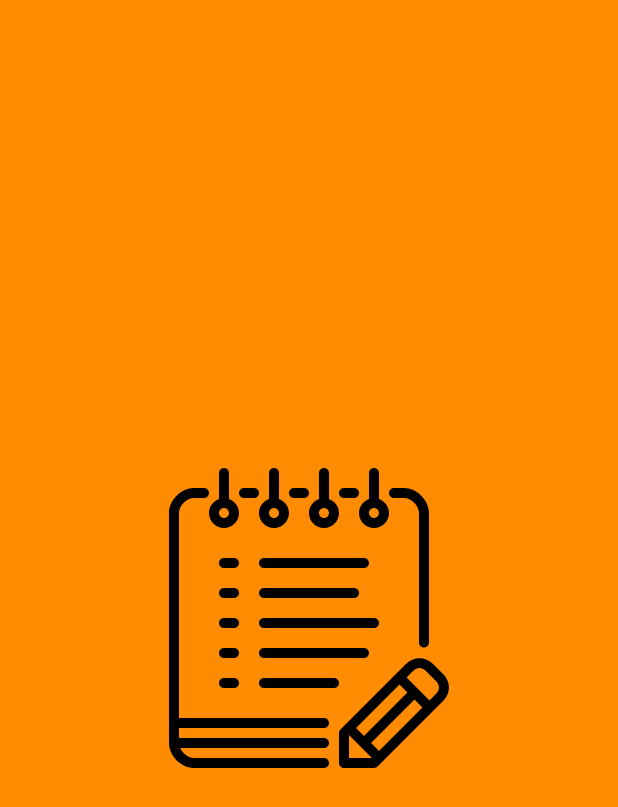
After one commit to vastyl/AK7MT, an Android app: the SplashScreen screen opened directly, with no data from a screen before it, on a phone screen of 412 x 824 dp. The commit adds this screen. Shown: the top 807 px of the screen. Run offline under Robolectric (Android 15) with nearby library versions, the phone set to English and light mode, and no system bars.

Commit message:
splashscreen

```diff
--- a/app/src/main/AndroidManifest.xml
+++ b/app/src/main/AndroidManifest.xml
@@ -17,16 +17,24 @@
             android:exported="true"
             android:label="@string/app_name"
             android:theme="@style/Theme.NoteApp.NoActionBar">
+            <meta-data
+                android:name="android.app.lib_name"
+                android:value="" />
+        </activity>
+        <activity
+            android:name=".SplashScreen"
+            android:exported="false"
+            android:theme="@style/Theme.AppCompat.Light.NoActionBar">
+            <meta-data
+                android:name="android.app.lib_name"
+                android:value="" />
             <intent-filter>
                 <action android:name="android.intent.action.MAIN" />
 
                 <category android:name="android.intent.category.LAUNCHER" />
             </intent-filter>
+        </activity>
 
-            <meta-data
-                android:name="android.app.lib_name"
-                android:value="" />
-        </activity>
     </application>
 
 </manifest>
--- /dev/null
+++ b/app/src/main/java/com/example/noteapp/SplashScreen.kt
@@ -0,0 +1,25 @@
+package com.example.noteapp
+
+import android.content.Intent
+import androidx.appcompat.app.AppCompatActivity
+import android.os.Bundle
+import android.os.Handler
+import android.os.Looper
+import android.view.WindowManager
+import kotlinx.coroutines.delay
+
+class SplashScreen : AppCompatActivity() {
+    override fun onCreate(savedInstanceState: Bundle?) {
+        super.onCreate(savedInstanceState)
+        setContentView(R.layout.activity_splash_screen)
+
+        supportActionBar?.hide()
+
+        val handler = Handler(Looper.getMainLooper())
+        handler.postDelayed({
+            val intent = Intent(this, MainActivity::class.java)
+            startActivity(intent)
+            finish()
+        }, 3000)
+    }
+}
--- /dev/null
+++ b/app/src/main/res/drawable/notes.xml
@@ -0,0 +1,66 @@
+<vector xmlns:android="http://schemas.android.com/apk/res/android"
+    android:width="800dp"
+    android:height="800dp"
+    android:viewportWidth="512"
+    android:viewportHeight="512">
+  <path
+      android:pathData="M179.18,170.67h170.67c4.72,0 8.53,-3.82 8.53,-8.53c0,-4.71 -3.81,-8.53 -8.53,-8.53H179.18c-4.71,0 -8.53,3.82 -8.53,8.53C170.65,166.84 174.47,170.67 179.18,170.67z"
+      android:fillColor="#000000"/>
+  <path
+      android:pathData="M484.75,351.5l-17.07,-17.07c-13.12,-13.12 -33.09,-13.09 -46.2,0L309.68,446.23c-1.6,1.6 -2.5,3.77 -2.5,6.03v51.2c0,4.71 3.81,8.53 8.53,8.53h51.2c2.27,0 4.44,-0.9 6.03,-2.5l111.8,-111.8C498.35,384.1 498.35,365.1 484.75,351.5zM410.45,369.6l13.53,13.53l-74.14,74.14l-13.53,-13.53L410.45,369.6zM324.25,494.93v-39.13l39.13,39.13H324.25zM375.45,482.87l-13.53,-13.53l74.14,-74.14l13.52,13.53L375.45,482.87zM472.69,385.63l-11.03,11.03l-39.13,-39.13l11.03,-11.03c6.76,-6.75 15.29,-6.77 22.07,0l17.07,17.07C479.59,370.48 479.59,378.73 472.69,385.63z"
+      android:fillColor="#000000"/>
+  <path
+      android:pathData="M315.72,51.2h17.07c4.72,0 8.53,-3.82 8.53,-8.53c0,-4.71 -3.81,-8.53 -8.53,-8.53h-17.07c-4.72,0 -8.53,3.82 -8.53,8.53C307.18,47.38 311,51.2 315.72,51.2z"
+      android:fillColor="#000000"/>
+  <path
+      android:pathData="M366.92,102.4c14.11,0 25.6,-11.49 25.6,-25.6c0,-11.11 -7.16,-20.49 -17.07,-24.03V8.53c0,-4.71 -3.81,-8.53 -8.53,-8.53s-8.53,3.82 -8.53,8.53V52.77c-9.91,3.54 -17.07,12.92 -17.07,24.03C341.32,90.91 352.8,102.4 366.92,102.4zM366.92,68.27c4.71,0 8.53,3.83 8.53,8.53c0,4.7 -3.82,8.53 -8.53,8.53s-8.53,-3.83 -8.53,-8.53C358.38,72.1 362.21,68.27 366.92,68.27z"
+      android:fillColor="#000000"/>
+  <path
+      android:pathData="M179.18,221.87h153.6c4.72,0 8.53,-3.82 8.53,-8.53c0,-4.71 -3.81,-8.53 -8.53,-8.53h-153.6c-4.71,0 -8.53,3.82 -8.53,8.53C170.65,218.04 174.47,221.87 179.18,221.87z"
+      android:fillColor="#000000"/>
+  <path
+      android:pathData="M401.05,51.2h17.07c12.44,0 25.6,13.16 25.6,25.6v221.16c0,4.71 3.81,8.53 8.53,8.53s8.53,-3.82 8.53,-8.53V76.8c0,-21.93 -20.74,-42.67 -42.67,-42.67h-17.07c-4.72,0 -8.53,3.82 -8.53,8.53C392.52,47.38 396.33,51.2 401.05,51.2z"
+      android:fillColor="#000000"/>
+  <path
+      android:pathData="M281.58,102.4c14.11,0 25.6,-11.49 25.6,-25.6c0,-11.11 -7.16,-20.49 -17.07,-24.03V8.53c0,-4.71 -3.81,-8.53 -8.53,-8.53c-4.72,0 -8.53,3.82 -8.53,8.53V52.77c-9.91,3.54 -17.07,12.92 -17.07,24.03C255.98,90.91 267.47,102.4 281.58,102.4zM281.58,68.27c4.71,0 8.53,3.83 8.53,8.53c0,4.7 -3.82,8.53 -8.53,8.53s-8.53,-3.83 -8.53,-8.53C273.05,72.1 276.87,68.27 281.58,68.27z"
+      android:fillColor="#000000"/>
+  <path
+      android:pathData="M375.45,264.53c0,-4.71 -3.81,-8.53 -8.53,-8.53H179.18c-4.71,0 -8.53,3.82 -8.53,8.53c0,4.71 3.82,8.53 8.53,8.53h187.73C371.64,273.07 375.45,269.24 375.45,264.53z"
+      android:fillColor="#000000"/>
+  <path
+      android:pathData="M179.18,307.2c-4.71,0 -8.53,3.82 -8.53,8.53s3.82,8.53 8.53,8.53h170.67c4.72,0 8.53,-3.82 8.53,-8.53s-3.81,-8.53 -8.53,-8.53H179.18z"
+      android:fillColor="#000000"/>
+  <path
+      android:pathData="M281.58,443.73c4.72,0 8.53,-3.82 8.53,-8.53s-3.81,-8.53 -8.53,-8.53H34.12V76.8c0,-12.44 13.16,-25.6 25.6,-25.6h17.07c4.71,0 8.53,-3.82 8.53,-8.53c0,-4.71 -3.82,-8.53 -8.53,-8.53H59.72c-21.93,0 -42.67,20.74 -42.67,42.67v392.53c0,21.93 20.74,42.67 42.67,42.67h221.87c4.72,0 8.53,-3.82 8.53,-8.53s-3.81,-8.53 -8.53,-8.53H59.72c-9.57,0 -19.51,-7.81 -23.61,-17.07h245.48c4.72,0 8.53,-3.82 8.53,-8.53s-3.81,-8.53 -8.53,-8.53H34.12v-17.07H281.58z"
+      android:fillColor="#000000"/>
+  <path
+      android:pathData="M127.98,204.8h-17.07c-4.71,0 -8.53,3.82 -8.53,8.53c0,4.71 3.82,8.53 8.53,8.53h17.07c4.71,0 8.53,-3.82 8.53,-8.53C136.52,208.62 132.69,204.8 127.98,204.8z"
+      android:fillColor="#000000"/>
+  <path
+      android:pathData="M127.98,358.4h-17.07c-4.71,0 -8.53,3.82 -8.53,8.53s3.82,8.53 8.53,8.53h17.07c4.71,0 8.53,-3.82 8.53,-8.53S132.69,358.4 127.98,358.4z"
+      android:fillColor="#000000"/>
+  <path
+      android:pathData="M230.38,51.2h17.07c4.72,0 8.53,-3.82 8.53,-8.53c0,-4.71 -3.81,-8.53 -8.53,-8.53h-17.07c-4.71,0 -8.53,3.82 -8.53,8.53C221.85,47.38 225.67,51.2 230.38,51.2z"
+      android:fillColor="#000000"/>
+  <path
+      android:pathData="M298.65,358.4H179.18c-4.71,0 -8.53,3.82 -8.53,8.53s3.82,8.53 8.53,8.53h119.47c4.72,0 8.53,-3.82 8.53,-8.53S303.37,358.4 298.65,358.4z"
+      android:fillColor="#000000"/>
+  <path
+      android:pathData="M127.98,153.6h-17.07c-4.71,0 -8.53,3.82 -8.53,8.53c0,4.71 3.82,8.53 8.53,8.53h17.07c4.71,0 8.53,-3.82 8.53,-8.53C136.52,157.42 132.69,153.6 127.98,153.6z"
+      android:fillColor="#000000"/>
+  <path
+      android:pathData="M127.98,256h-17.07c-4.71,0 -8.53,3.82 -8.53,8.53c0,4.71 3.82,8.53 8.53,8.53h17.07c4.71,0 8.53,-3.82 8.53,-8.53C136.52,259.82 132.69,256 127.98,256z"
+      android:fillColor="#000000"/>
+  <path
+      android:pathData="M145.05,51.2h17.07c4.71,0 8.53,-3.82 8.53,-8.53c0,-4.71 -3.82,-8.53 -8.53,-8.53h-17.07c-4.71,0 -8.53,3.82 -8.53,8.53C136.52,47.38 140.34,51.2 145.05,51.2z"
+      android:fillColor="#000000"/>
+  <path
+      android:pathData="M127.98,307.2h-17.07c-4.71,0 -8.53,3.82 -8.53,8.53s3.82,8.53 8.53,8.53h17.07c4.71,0 8.53,-3.82 8.53,-8.53S132.69,307.2 127.98,307.2z"
+      android:fillColor="#000000"/>
+  <path
+      android:pathData="M196.25,102.4c14.11,0 25.6,-11.49 25.6,-25.6c0,-11.11 -7.15,-20.49 -17.07,-24.03V8.53c0,-4.71 -3.82,-8.53 -8.53,-8.53s-8.53,3.82 -8.53,8.53V52.77c-9.92,3.54 -17.07,12.92 -17.07,24.03C170.65,90.91 182.14,102.4 196.25,102.4zM196.25,68.27c4.7,0 8.53,3.83 8.53,8.53c0,4.7 -3.83,8.53 -8.53,8.53c-4.7,0 -8.53,-3.83 -8.53,-8.53C187.72,72.1 191.55,68.27 196.25,68.27z"
+      android:fillColor="#000000"/>
+  <path
+      android:pathData="M110.92,102.4c14.11,0 25.6,-11.49 25.6,-25.6c0,-11.11 -7.15,-20.49 -17.07,-24.03V8.53c0,-4.71 -3.82,-8.53 -8.53,-8.53c-4.71,0 -8.53,3.82 -8.53,8.53V52.77C92.47,56.31 85.32,65.69 85.32,76.8C85.32,90.91 96.8,102.4 110.92,102.4zM110.92,68.27c4.7,0 8.53,3.83 8.53,8.53c0,4.7 -3.83,8.53 -8.53,8.53c-4.7,0 -8.53,-3.83 -8.53,-8.53C102.38,72.1 106.21,68.27 110.92,68.27z"
+      android:fillColor="#000000"/>
+</vector>
--- /dev/null
+++ b/app/src/main/res/layout/activity_splash_screen.xml
@@ -0,0 +1,21 @@
+<?xml version="1.0" encoding="utf-8"?>
+<androidx.constraintlayout.widget.ConstraintLayout xmlns:android="http://schemas.android.com/apk/res/android"
+    xmlns:app="http://schemas.android.com/apk/res-auto"
+    xmlns:tools="http://schemas.android.com/tools"
+    android:layout_width="match_parent"
+    android:layout_height="match_parent"
+    android:background="@color/orange"
+    tools:context=".SplashScreen">
+
+    <ImageView
+        android:id="@+id/SplashScreenImage"
+        android:layout_width="300dp"
+        android:layout_height="200dp"
+        android:contentDescription="@string/app_name"
+        android:src="@drawable/notes"
+        app:layout_constraintBottom_toBottomOf="parent"
+        app:layout_constraintLeft_toLeftOf="parent"
+        app:layout_constraintRight_toRightOf="parent"
+        app:layout_constraintTop_toTopOf="parent" />
+
+</androidx.constraintlayout.widget.ConstraintLayout>
--- a/app/src/main/res/values/colors.xml
+++ b/app/src/main/res/values/colors.xml
@@ -7,4 +7,5 @@
     <color name="teal_700">#FF018786</color>
     <color name="black">#FF000000</color>
     <color name="white">#FFFFFFFF</color>
+    <color name="orange">#FF8C00</color>
 </resources>
```
